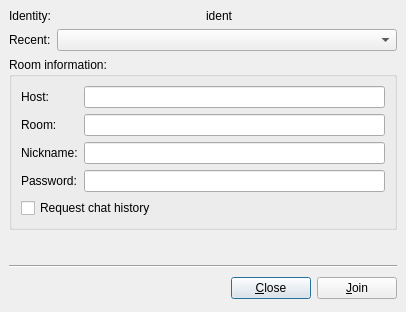
Old version of the form src/mucjoin.ui in the repository mblsha/psi.
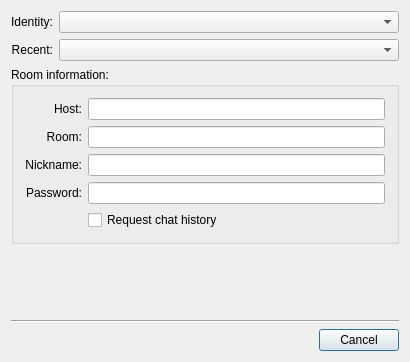
New version of the form. Custom widgets are drawn as their Qt base class.

Commit message: Refactored AccountsComboBox and MUCJoinDlg; Updated layouts of MUCJoinDlg and BookmarkManageDlg.

What changed in the file:
```diff
--- a/src/mucjoin.ui
+++ b/src/mucjoin.ui
@@ -5,89 +5,105 @@
    <rect>
     <x>0</x>
     <y>0</y>
-    <width>406</width>
-    <height>312</height>
+    <width>410</width>
+    <height>362</height>
    </rect>
   </property>
   <property name="windowTitle" >
    <string>Join Groupchat</string>
   </property>
-  <layout class="QVBoxLayout" >
-   <property name="margin" >
-    <number>9</number>
+  <layout class="QGridLayout" >
+   <property name="horizontalSpacing" >
+    <number>-1</number>
    </property>
-   <property name="spacing" >
-    <number>6</number>
-   </property>
-   <item>
-    <layout class="QHBoxLayout" >
-     <property name="margin" >
-      <number>0</number>
+   <item row="0" column="0" >
+    <widget class="QLabel" name="lb_identity" >
+     <property name="text" >
+      <string>Identity:</string>
      </property>
-     <property name="spacing" >
-      <number>6</number>
+     <property name="alignment" >
+      <set>Qt::AlignRight|Qt::AlignTrailing|Qt::AlignVCenter</set>
      </property>
-     <item>
-      <widget class="QLabel" name="lb_identity" >
-       <property name="text" >
-        <string>Identity:</string>
-       </property>
-      </widget>
-     </item>
-     <item>
-      <widget class="QLabel" name="lb_ident" >
-       <property name="text" >
-        <string>ident</string>
-       </property>
-      </widget>
-     </item>
-    </layout>
+    </widget>
    </item>
-   <item>
-    <layout class="QHBoxLayout" >
-     <property name="margin" >
-      <number>0</number>
+   <item row="0" column="1" >
+    <widget class="AccountsComboBox" name="cb_ident" />
+   </item>
+   <item row="1" column="0" >
+    <widget class="QLabel" name="TextLabel1_2" >
+     <property name="text" >
+      <string>Recent:</string>
      </property>
-     <property name="spacing" >
-      <number>6</number>
+     <property name="alignment" >
+      <set>Qt::AlignRight|Qt::AlignTrailing|Qt::AlignVCenter</set>
      </property>
-     <item>
-      <widget class="QLabel" name="TextLabel1_2" >
-       <property name="text" >
-        <string>Recent:</string>
-       </property>
-      </widget>
-     </item>
-     <item>
-      <widget class="QComboBox" name="cb_recent" >
-       <property name="sizePolicy" >
-        <sizepolicy>
-         <hsizetype>7</hsizetype>
-         <vsizetype>0</vsizetype>
-         <horstretch>0</horstretch>
-         <verstretch>0</verstretch>
-        </sizepolicy>
-       </property>
-      </widget>
-     </item>
-    </layout>
+    </widget>
    </item>
-   <item>
+   <item row="1" column="1" >
+    <widget class="QComboBox" name="cb_recent" >
+     <property name="sizePolicy" >
+      <sizepolicy vsizetype="Fixed" hsizetype="Expanding" >
+       <horstretch>0</horstretch>
+       <verstretch>0</verstretch>
+      </sizepolicy>
+     </property>
+    </widget>
+   </item>
+   <item row="2" column="0" colspan="2" >
     <widget class="QGroupBox" name="gb_info" >
      <property name="title" >
       <string>Room information:</string>
      </property>
      <layout class="QGridLayout" >
-      <property name="margin" >
-       <number>9</number>
+      <property name="horizontalSpacing" >
+       <number>-1</number>
       </property>
-      <property name="spacing" >
-       <number>6</number>
-      </property>
-      <item row="4" column="0" colspan="2" >
-       <widget class="QCheckBox" name="ck_history" >
+      <item row="0" column="0" >
+       <widget class="QLabel" name="TextLabel2" >
         <property name="text" >
-         <string>Request chat history</string>
+         <string>Host:</string>
+        </property>
+        <property name="alignment" >
+         <set>Qt::AlignRight|Qt::AlignTrailing|Qt::AlignVCenter</set>
+        </property>
+       </widget>
+      </item>
+      <item row="0" column="1" >
+       <widget class="QLineEdit" name="le_host" />
+      </item>
+      <item row="1" column="0" >
+       <widget class="QLabel" name="TextLabel3" >
+        <property name="text" >
+         <string>Room:</string>
+        </property>
+        <property name="alignment" >
+         <set>Qt::AlignRight|Qt::AlignTrailing|Qt::AlignVCenter</set>
+        </property>
+       </widget>
+      </item>
+      <item row="1" column="1" >
+       <widget class="QLineEdit" name="le_room" />
+      </item>
+      <item row="2" column="0" >
+       <widget class="QLabel" name="TextLabel4" >
+        <property name="text" >
+         <string>Nickname:</string>
+        </property>
+        <property name="alignment" >
+         <set>Qt::AlignRight|Qt::AlignTrailing|Qt::AlignVCenter</set>
+        </property>
+       </widget>
+      </item>
+      <item row="2" column="1" >
+       <widget class="QLineEdit" name="le_nick" />
+      </item>
+      <item row="3" column="0" >
+       <widget class="QLabel" name="TextLabel5" >
+        <property name="text" >
+         <string>Password:</string>
+        </property>
+        <property name="alignment" >
+         <set>Qt::AlignRight|Qt::AlignTrailing|Qt::AlignVCenter</set>
         </property>
        </widget>
       </item>
@@ -98,47 +114,17 @@
         </property>
        </widget>
       </item>
-      <item row="3" column="0" >
-       <widget class="QLabel" name="TextLabel5" >
+      <item row="4" column="1" >
+       <widget class="QCheckBox" name="ck_history" >
         <property name="text" >
-         <string>Password:</string>
-        </property>
-       </widget>
-      </item>
-      <item row="2" column="1" >
-       <widget class="QLineEdit" name="le_nick" />
-      </item>
-      <item row="2" column="0" >
-       <widget class="QLabel" name="TextLabel4" >
-        <property name="text" >
-         <string>Nickname:</string>
-        </property>
-       </widget>
-      </item>
-      <item row="1" column="1" >
-       <widget class="QLineEdit" name="le_room" />
-      </item>
-      <item row="1" column="0" >
-       <widget class="QLabel" name="TextLabel3" >
-        <property name="text" >
-         <string>Room:</string>
-        </property>
-       </widget>
-      </item>
-      <item row="0" column="1" >
-       <widget class="QLineEdit" name="le_host" />
-      </item>
-      <item row="0" column="0" >
-       <widget class="QLabel" name="TextLabel2" >
-        <property name="text" >
-         <string>Host:</string>
+         <string>Request chat history</string>
         </property>
        </widget>
       </item>
      </layout>
     </widget>
    </item>
-   <item>
+   <item row="3" column="0" colspan="2" >
     <spacer>
      <property name="orientation" >
       <enum>Qt::Vertical</enum>
@@ -149,12 +135,12 @@
      <property name="sizeHint" >
       <size>
        <width>331</width>
-       <height>31</height>
+       <height>0</height>
       </size>
      </property>
     </spacer>
    </item>
-   <item>
+   <item row="4" column="0" colspan="2" >
     <widget class="Line" name="Line1" >
      <property name="frameShape" >
       <enum>QFrame::HLine</enum>
@@ -167,48 +153,15 @@
      </property>
     </widget>
    </item>
-   <item>
-    <layout class="QHBoxLayout" >
-     <property name="margin" >
-      <number>0</number>
+   <item row="5" column="0" >
+    <widget class="BusyWidget" name="busy" />
+   </item>
+   <item row="5" column="1" >
+    <widget class="QDialogButtonBox" name="buttonBox" >
+     <property name="standardButtons" >
+      <set>QDialogButtonBox::Cancel</set>
      </property>
-     <property name="spacing" >
-      <number>6</number>
-     </property>
-     <item>
-      <widget class="BusyWidget" native="1" name="busy" />
-     </item>
-     <item>
-      <spacer>
-       <property name="orientation" >
-        <enum>Qt::Horizontal</enum>
-       </property>
-       <property name="sizeType" >
-        <enum>QSizePolicy::Expanding</enum>
-       </property>
-       <property name="sizeHint" >
-        <size>
-         <width>81</width>
-         <height>29</height>
-        </size>
-       </property>
-      </spacer>
-     </item>
-     <item>
-      <widget class="QPushButton" name="pb_close" >
-       <property name="text" >
-        <string>&amp;Close</string>
-       </property>
-      </widget>
-     </item>
-     <item>
-      <widget class="QPushButton" name="pb_join" >
-       <property name="text" >
-        <string>&amp;Join</string>
-       </property>
-      </widget>
-     </item>
-    </layout>
+    </widget>
    </item>
   </layout>
  </widget>
@@ -221,6 +174,11 @@
    <header>busywidget.h</header>
    <container>1</container>
   </customwidget>
+  <customwidget>
+   <class>AccountsComboBox</class>
+   <extends>QComboBox</extends>
+   <header>accountscombobox.h</header>
+  </customwidget>
  </customwidgets>
  <tabstops>
   <tabstop>cb_recent</tabstop>
```
Left out of the diff: 37 changed lines with no effect on the pictures. The commit also changes 7 other files.
